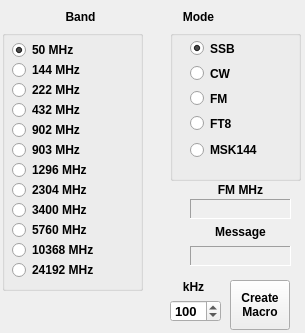
Old version of the form widgets/QSYMessageCreator.ui in the repository shankerwangmiao/wsjtx.
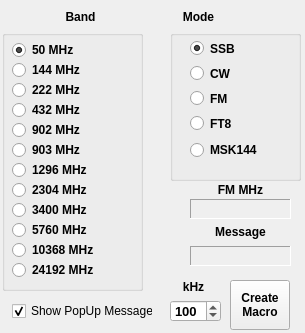
New version of the form.

What changed in the file:
```diff
--- a/widgets/QSYMessageCreator.ui
+++ b/widgets/QSYMessageCreator.ui
@@ -16,6 +16,18 @@
     <verstretch>0</verstretch>
    </sizepolicy>
   </property>
+  <property name="minimumSize">
+   <size>
+    <width>305</width>
+    <height>333</height>
+   </size>
+  </property>
+  <property name="maximumSize">
+   <size>
+    <width>305</width>
+    <height>333</height>
+   </size>
+  </property>
   <property name="windowTitle">
    <string/>
   </property>
@@ -662,6 +674,22 @@
     <set>Qt::AlignCenter</set>
    </property>
   </widget>
+  <widget class="QCheckBox" name="showMessagesChkBox">
+   <property name="geometry">
+    <rect>
+     <x>12</x>
+     <y>300</y>
+     <width>141</width>
+     <height>22</height>
+    </rect>
+   </property>
+   <property name="text">
+    <string>Show PopUp Messages</string>
+   </property>
+   <property name="checked">
+    <bool>true</bool>
+   </property>
+  </widget>
  </widget>
  <resources/>
  <connections/>
```
